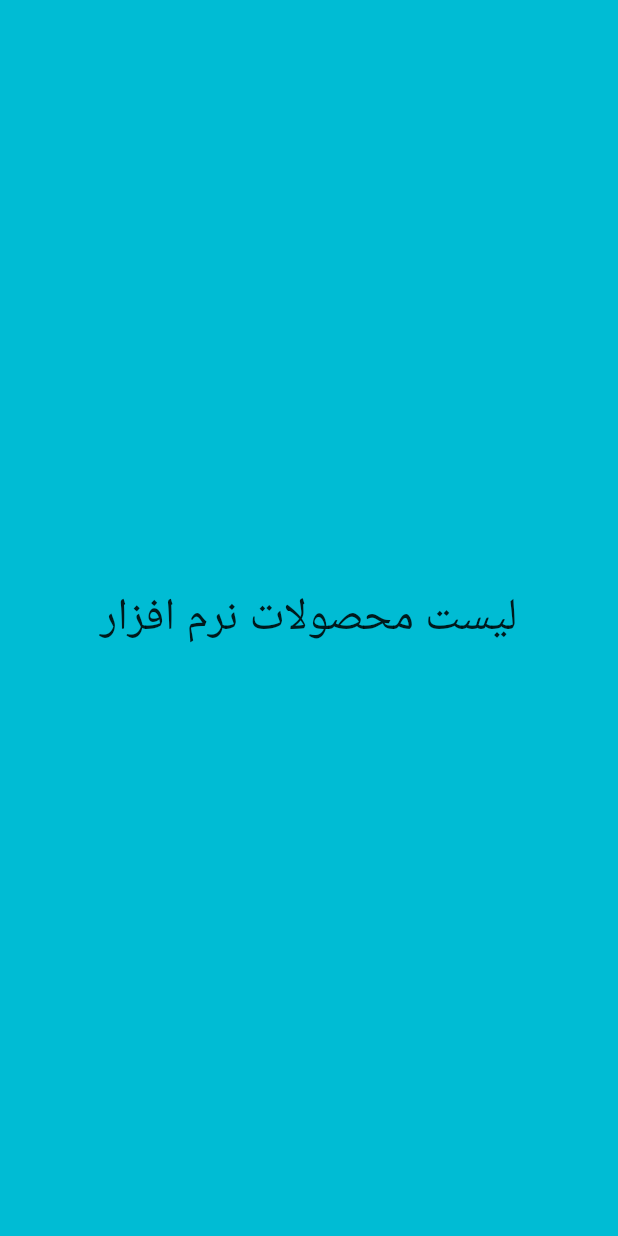
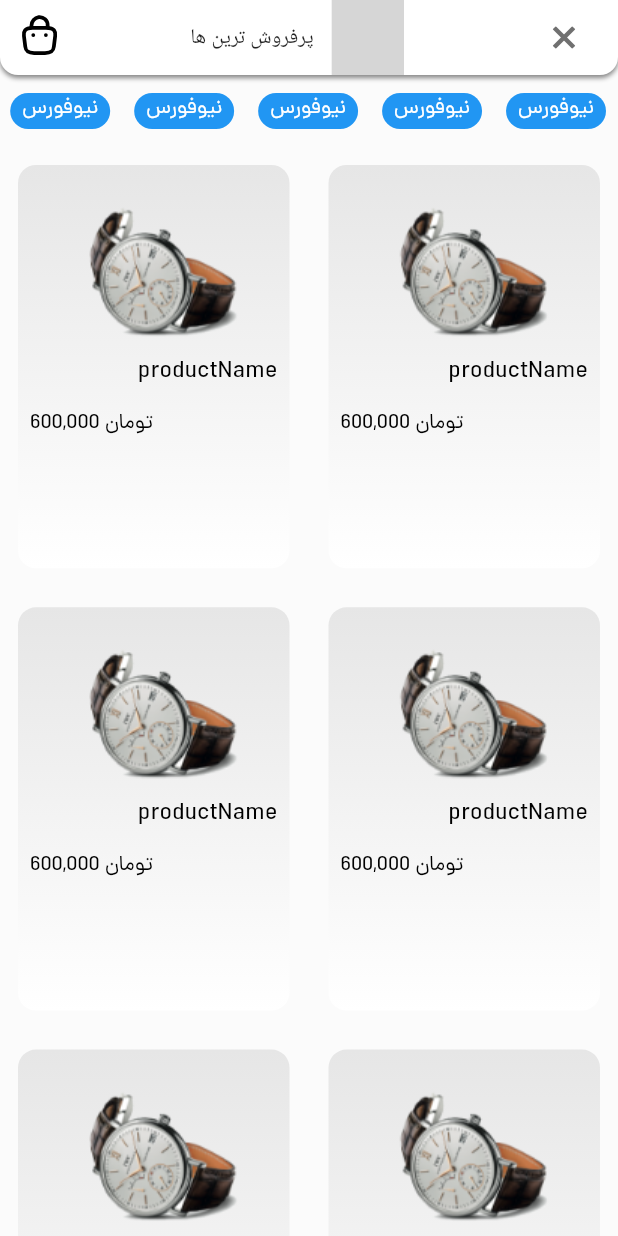
Before and after one commit to amin-dmi/watch_store, a Flutter app: the ProductListScreen screen opened directly, on a phone screen of 412 x 824 dp. Run offline on Flutter 3.47's test engine with Material 3 defaults, Android fonts, the phone set to English and light mode, and no system bars; our stand-ins replace carousel_slider, flutter_svg; network calls fail; grey boxes are pictures that could not be loaded.

Commit message:
"Implemented product listing" "Created shopping cart badge"

```diff
--- a/lib/components/text_style.dart
+++ b/lib/components/text_style.dart
@@ -10,6 +10,12 @@ static TextStyle title=const TextStyle(
   fontFamily: FontFamily.dana300,
   fontSize: 14.0,
   color: AppColors.title
+);
+
+static TextStyle tagTitle=const TextStyle(
+  fontFamily: FontFamily.dana300,
+  fontSize: 14.0,
+  color: Color.fromARGB(255, 255, 255, 255)
 );
 
 
--- a/lib/main.dart
+++ b/lib/main.dart
@@ -1,9 +1,8 @@
 import 'package:flutter/material.dart';
 import 'package:watch_store/components/theme.dart';
 import 'package:watch_store/route/names.dart';
-import 'package:watch_store/route/routs.dart';
-import 'package:watch_store/screens/get_otp_screen.dart';
-import 'package:watch_store/screens/register_screen.dart';
+import 'package:watch_store/screens/mainscreen/main_Screen.dart';
+import 'package:watch_store/screens/product_list_screen.dart';
 
 void main() {
   runApp(const MyApp());
@@ -19,8 +18,8 @@ class MyApp extends StatelessWidget {
       title: 'watch Store',
       debugShowCheckedModeBanner: false,
       theme: LightTheme(),
-      //home: GetOtpScreen(),
-      routes: routes  ,
+      home: ProductListScreen(),
+      //routes: routes  ,
       initialRoute: screensNames.root,
     );
   }
--- a/lib/screens/mainscreen/main_Screen.dart
+++ b/lib/screens/mainscreen/main_Screen.dart
@@ -103,7 +103,7 @@ class _MainScreenState extends State<MainScreen> {
                           onTap: () => btmNavOnPressed(
                               index: BtmNavScreenIndex.profile)),
                       BtmNavItem(
-                          iconSvgPath: Assets.svg.baskt,
+                          iconSvgPath: Assets.svg.cart,
                           text: "سبد خرید",
                           isActive: selectedIndex == BtmNavScreenIndex.baskt,
                           onTap: () =>
--- a/lib/screens/product_list_screen.dart
+++ b/lib/screens/product_list_screen.dart
@@ -1,17 +1,177 @@
+import 'package:flutter/cupertino.dart';
 import 'package:flutter/material.dart';
+import 'package:flutter_svg/flutter_svg.dart';
+import 'package:watch_store/components/extention.dart';
+import 'package:watch_store/components/text_style.dart';
+import 'package:watch_store/gen/assets.gen.dart';
+import 'package:watch_store/res/colors.dart';
+import 'package:watch_store/res/dimens.dart';
+import 'package:watch_store/widgets/product_item.dart';
 
 class ProductListScreen extends StatelessWidget {
   const ProductListScreen({super.key});
 
   @override
   Widget build(BuildContext context) {
-    return Scaffold(
-      body: Container(
-        height: double.infinity,
-        width: double.infinity,
-        color: Colors.cyan,
-        child: Center(child: Text("لیست محصولات نرم افزار",style: TextStyle(fontSize: 30.0),)),
+    return SafeArea(
+      child: Scaffold(
+        appBar: CustomAppBar(
+          child: Row(
+            mainAxisAlignment: MainAxisAlignment.spaceBetween,
+            children: [
+              const CartBadge(),
+              Row(
+                children: [
+                  const Text("پرفروش ترین ها"),
+                  AppDimens.medium.width,
+                  SvgPicture.asset(Assets.svg.sort)
+                ],
+              ),
+              IconButton(
+                onPressed: () {},
+                icon: SvgPicture.asset(Assets.svg.close),
+              ),
+            ],
+          ),
+        ),
+        body: const Column(
+          children: [
+            TagList(),
+            ProductGridView(),
+          ],
+        ),
       ),
     );
   }
 }
+
+class CustomAppBar extends StatelessWidget implements PreferredSize {
+  const CustomAppBar({super.key, required this.child});
+
+  @override
+  final Widget child;
+
+  @override
+  Widget build(BuildContext context) {
+    return PreferredSize(
+        preferredSize: preferredSize,
+        child: Container(
+          height: preferredSize.height,
+          decoration: const BoxDecoration(
+              borderRadius: BorderRadius.only(
+                  bottomLeft: Radius.circular(AppDimens.medium),
+                  bottomRight: Radius.circular(AppDimens.medium)),
+              color: AppColors.appBar,
+              boxShadow: <BoxShadow>[
+                BoxShadow(
+                    color: AppColors.shadow,
+                    offset: Offset(0, 2),
+                    blurRadius: 2)
+              ]),
+          child: Padding(
+            padding: const EdgeInsets.symmetric(horizontal: AppDimens.medium),
+            child: child,
+          ),
+        ));
+  }
+
+  @override
+  // TODO: implement preferredSize
+  Size get preferredSize => const Size.fromHeight(50.0);
+}
+
+class CartBadge extends StatelessWidget {
+  const CartBadge({super.key, this.count = 0});
+  final count;
+
+  @override
+  Widget build(BuildContext context) {
+    return Stack(
+      children: [
+        const SizedBox(width: 32, height: 32),
+        SvgPicture.asset(
+          Assets.svg.cart,
+          colorFilter: const ColorFilter.mode(
+            Colors.black,
+            BlendMode.srcIn,
+          ),
+        ),
+        Visibility(
+          visible: this.count > 0 ? true : false,
+          child: Positioned(
+            top: 0,
+            right: 0,
+            child: Container(
+              padding: const EdgeInsets.all(2),
+              decoration: BoxDecoration(
+                  borderRadius: BorderRadius.circular(AppDimens.medium),
+                  color: Colors.red),
+              child: Text(
+                count.toString(),
+                style: const TextStyle(color: Colors.white),
+              ),
+            ),
+          ),
+        )
+      ],
+    );
+  }
+}
+
+class TagList extends StatelessWidget {
+  const TagList({super.key});
+
+  @override
+  Widget build(BuildContext context) {
+    return Padding(
+      padding: const EdgeInsets.symmetric(
+        vertical: AppDimens.medium,
+      ),
+      child: SizedBox(
+        height: 24,
+        child: ListView.builder(
+          reverse: true,
+          scrollDirection: Axis.horizontal,
+          itemCount: 6,
+          itemBuilder: (context, index) {
+            return Container(
+              margin: const EdgeInsets.symmetric(
+                horizontal: AppDimens.small,
+              ),
+              padding: const EdgeInsets.symmetric(
+                horizontal: AppDimens.small,
+              ),
+              decoration: BoxDecoration(
+                color: Colors.blue,
+                borderRadius: BorderRadius.circular(AppDimens.large),
+              ),
+              child: Text(
+                "نیوفورس",
+                style: AppTextStyle.tagTitle,
+              ),
+            );
+          },
+        ),
+      ),
+    );
+  }
+}
+
+class ProductGridView extends StatelessWidget {
+  const ProductGridView({super.key});
+  @override
+  Widget build(BuildContext context) {
+    return Expanded(
+      child: GridView.builder(
+        gridDelegate: const SliverGridDelegateWithFixedCrossAxisCount(
+          crossAxisCount: 2,
+          crossAxisSpacing: 2,
+          mainAxisSpacing: 2,
+          childAspectRatio: 0.7
+        ),
+        itemBuilder: (context, index) =>
+            const ProductItem(productName: "productName", price: 10000),
+      ),
+    );
+  }
+}
--- a/lib/widgets/btm_nav_Item.dart
+++ b/lib/widgets/btm_nav_Item.dart
@@ -14,7 +14,7 @@ class BtmNavItem extends StatelessWidget {
     required this.iconSvgPath,
     required this.text,
     required this.isActive,
-    required this.onTap,
+    required this.onTap
   });
 
   @override
```
Also changed, not shown: lib/widgets/main_button.dart (line endings or trailing spaces).
